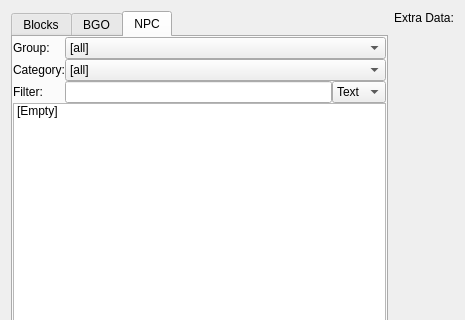
Above: Editor/item_select_dialog/itemselectdialog.ui from WohlSoft/Moondust-Project before the change; both pictures show x 0 to 465 and y 0 to 320 of the 465 by 494 pixel window. Below: the same form after it.
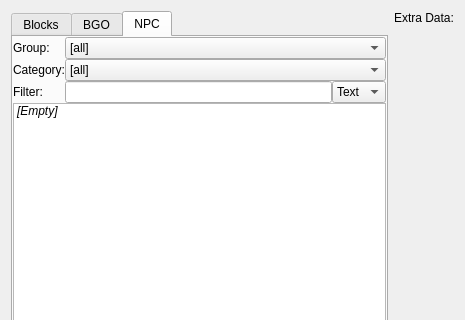
That is the form after the change. The open tabs and pages were chosen to show the change.

Commit message: Some progress to item selection dialog

Patch:
```diff
--- a/Editor/item_select_dialog/itemselectdialog.ui
+++ b/Editor/item_select_dialog/itemselectdialog.ui
@@ -277,6 +277,11 @@
             <property name="text">
              <string>[Empty]</string>
             </property>
+            <property name="font">
+             <font>
+              <italic>true</italic>
+             </font>
+            </property>
            </item>
           </widget>
          </item>
```
Left out of the diff: 12 changed lines with no effect on the pictures. The commit also changes 2 other files.
